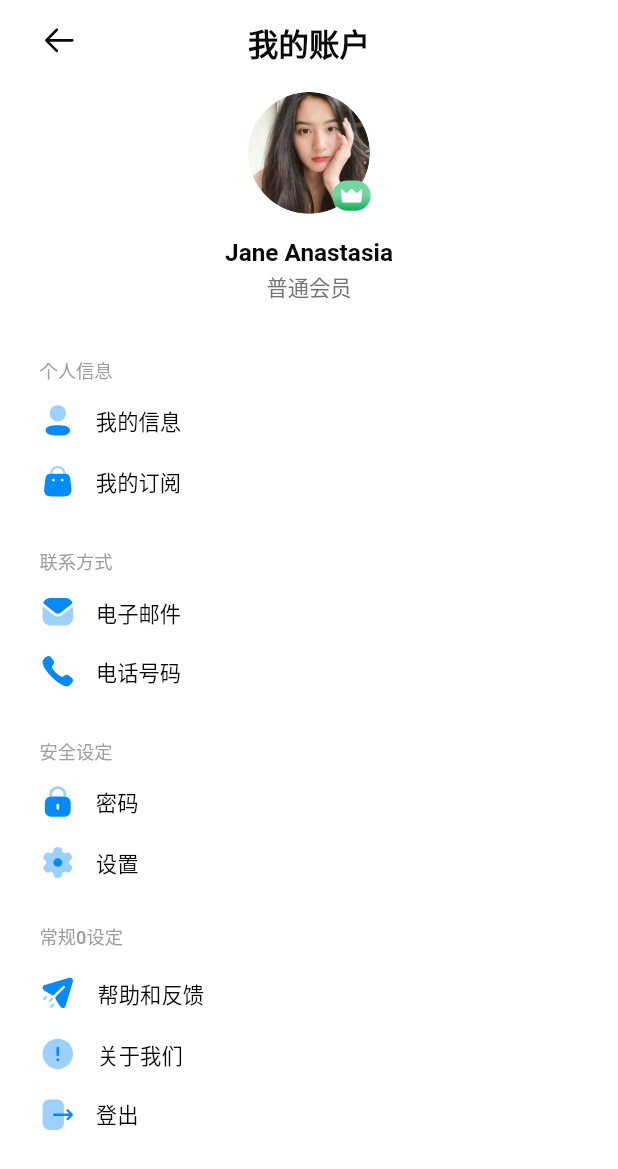
After one commit to a87835546/video, a Flutter app: the screen it shows after launch, item 4 of the bottom bar chosen, after a tap on "logout page", on a phone screen of 412 x 824 dp. The commit adds this screen. Shown: the top 1169 px of the screen. Run offline on Flutter 3.47's test engine with Material 2 defaults, Android fonts, the phone set to English and light mode, and no system bars; our stand-ins replace banner_carousel, cached_network_image, dio, flutter_easyloading, flutter_svg, fluttertoast and 5 more; missing offline and left inert: auto_orientation, brightness_volume; network calls fail; Roboto replaces fonts that are missing (Zen Kaku Gothic New).

Commit message:
add login and logout pages

```diff
--- /dev/null
+++ b/lib/mine/login_page.dart
@@ -0,0 +1,133 @@
+import 'dart:developer';
+
+import 'package:flutter/material.dart';
+import 'package:video/core/app_export.dart';
+import 'package:video/widgets/app_bar/appbar_image_1.dart';
+import 'package:video/widgets/app_bar/appbar_subtitle_1.dart';
+import 'package:video/widgets/app_bar/custom_app_bar.dart';
+import 'package:video/widgets/custom_elevated_button.dart';
+import 'package:video/widgets/custom_outlined_button.dart';
+import 'package:video/widgets/custom_text_form_field.dart';
+
+// ignore_for_file: must_be_immutable
+class LoginPage extends StatelessWidget {
+  LoginPage({Key? key}) : super(key: key);
+
+  TextEditingController mailController = TextEditingController();
+
+  TextEditingController lockController = TextEditingController();
+
+  @override
+  Widget build(BuildContext context) {
+    mediaQueryData = MediaQuery.of(context);
+    return SafeArea(
+      child: Scaffold(
+        backgroundColor: theme.colorScheme.primary,
+        resizeToAvoidBottomInset: false,
+        appBar: CustomAppBar(
+            leadingWidth: getHorizontalSize(48),
+            leading: AppbarImage1(
+                svgPath: ImageConstant.imgArrowleftOnprimarycontainer,
+                margin: getMargin(left: 24, top: 14, bottom: 17),
+                onTap: () {
+                  Navigator.pop(context);
+                }),
+            centerTitle: true,
+            title: AppbarSubtitle1(text: "登录")),
+        body: Container(
+          width: double.maxFinite,
+          padding: getPadding(left: 24, top: 23, right: 24, bottom: 23),
+          child: Column(
+            mainAxisAlignment: MainAxisAlignment.start,
+            children: [
+              Align(
+                  alignment: Alignment.centerLeft,
+                  child: Text("欢迎来到头条影视", style: theme.textTheme.titleLarge)),
+              CustomTextFormField(
+                  controller: mailController,
+                  margin: getMargin(top: 22),
+                  hintText: "jane.anastas|",
+                  hintStyle: CustomTextStyles.bodyMediumOnPrimaryContainer_1,
+                  prefix: Container(
+                      margin:
+                          getMargin(left: 16, top: 14, right: 11, bottom: 14),
+                      child: CustomImageView(
+                          svgPath: ImageConstant.imgMailLightBlueA700)),
+                  prefixConstraints:
+                      BoxConstraints(maxHeight: getVerticalSize(48))),
+              CustomTextFormField(
+                  controller: lockController,
+                  margin: getMargin(top: 16),
+                  hintText: "请输入密码",
+                  hintStyle: theme.textTheme.bodyMedium!,
+                  textInputAction: TextInputAction.done,
+                  prefix: Container(
+                      margin:
+                          getMargin(left: 16, top: 14, right: 12, bottom: 14),
+                      child: CustomImageView(svgPath: ImageConstant.imgLock)),
+                  prefixConstraints:
+                      BoxConstraints(maxHeight: getVerticalSize(48))),
+              Align(
+                  alignment: Alignment.centerRight,
+                  child: Padding(
+                      padding: getPadding(top: 16, right: 28),
+                      child: Text("忘记面膜?",
+                          style: CustomTextStyles
+                              .bodyMediumOnPrimaryContainer_1))),
+              CustomElevatedButton(
+                text: "登录",
+                margin: getMargin(top: 14),
+                onTap: () {
+                  log("login page click login");
+                },
+              ),
+              Padding(
+                  padding: getPadding(top: 18),
+                  child:
+                      Text("or", style: CustomTextStyles.bodyMediumGray70001)),
+              CustomElevatedButton(
+                text: "Apple帐号登录",
+                margin: getMargin(top: 12),
+                leftIcon: Container(
+                    margin: getMargin(right: 8),
+                    child:
+                        CustomImageView(svgPath: ImageConstant.imgEyePrimary)),
+                buttonStyle: CustomButtonStyles.fillGrayTL4,
+                buttonTextStyle: CustomTextStyles.bodyLargePrimary,
+                onTap: () {
+                  log("login page click login via apple");
+                },
+              ),
+              CustomOutlinedButton(
+                text: "Login with Google",
+                margin: getMargin(top: 16),
+                leftIcon: Container(
+                  margin: getMargin(right: 9),
+                  child: CustomImageView(svgPath: ImageConstant.imgTwitter),
+                ),
+                onTap: () {
+                  log("login page click login via Google");
+                },
+              ),
+              Spacer(),
+              Padding(
+                  padding: getPadding(bottom: 65),
+                  child: RichText(
+                      text: TextSpan(children: [
+                        TextSpan(
+                            text: "Dont have an account?",
+                            style:
+                                CustomTextStyles.bodyMediumOnPrimaryContainer),
+                        TextSpan(text: " "),
+                        TextSpan(
+                            text: "Sign Up",
+                            style: CustomTextStyles.bodyMediumLightblueA700)
+                      ]),
+                      textAlign: TextAlign.left))
+            ],
+          ),
+        ),
+      ),
+    );
+  }
+}
--- /dev/null
+++ b/lib/mine/logout_page.dart
@@ -0,0 +1,398 @@
+import 'package:flutter/material.dart';
+import 'package:video/core/app_export.dart';
+import 'package:video/widgets/app_bar/appbar_subtitle_1.dart';
+import 'package:video/widgets/app_bar/custom_app_bar.dart';
+import 'package:video/widgets/custom_icon_button.dart';
+import 'package:video/widgets/custom_text_form_field.dart';
+
+import '../widgets/app_bar/appbar_image_1.dart';
+
+// ignore_for_file: must_be_immutable
+class LogoutPage extends StatelessWidget {
+  LogoutPage({Key? key})
+      : super(
+          key: key,
+        );
+
+  TextEditingController listoneController = TextEditingController();
+
+  @override
+  Widget build(BuildContext context) {
+    mediaQueryData = MediaQuery.of(context);
+
+    return SafeArea(
+      child: Scaffold(
+        backgroundColor: theme.colorScheme.primary,
+        resizeToAvoidBottomInset: false,
+        appBar: CustomAppBar(
+          centerTitle: true,
+          title: AppbarSubtitle1(
+            text: "我的账户",
+          ),
+          leadingWidth: getHorizontalSize(48),
+          leading: AppbarImage1(
+              svgPath: ImageConstant.imgArrowleftOnprimarycontainer,
+              margin: getMargin(left: 24, top: 14, bottom: 17),
+              onTap: () {
+                Navigator.pop(context);
+              }),
+        ),
+        body: SizedBox(
+          width: mediaQueryData.size.width,
+          child: SingleChildScrollView(
+            padding: getPadding(
+              top: 4,
+            ),
+            child: Padding(
+              padding: getPadding(
+                left: 24,
+                right: 24,
+                bottom: 5,
+              ),
+              child: Column(
+                crossAxisAlignment: CrossAxisAlignment.start,
+                mainAxisAlignment: MainAxisAlignment.start,
+                children: [
+                  Align(
+                    alignment: Alignment.center,
+                    child: SizedBox(
+                      height: getSize(81),
+                      width: getSize(81),
+                      child: Stack(
+                        alignment: Alignment.bottomRight,
+                        children: [
+                          CustomImageView(
+                            imagePath: ImageConstant.imgOval,
+                            height: getSize(80),
+                            width: getSize(80),
+                            radius: BorderRadius.circular(
+                              getHorizontalSize(40),
+                            ),
+                            alignment: Alignment.center,
+                          ),
+                          CustomIconButton(
+                            height: getSize(25),
+                            width: getSize(25),
+                            padding: getPadding(
+                              all: 5,
+                            ),
+                            decoration: IconButtonStyleHelper
+                                .gradientGreenAToOnSecondaryContainer,
+                            alignment: Alignment.bottomRight,
+                            child: CustomImageView(
+                              svgPath: ImageConstant.imgFolder,
+                            ),
+                          ),
+                        ],
+                      ),
+                    ),
+                  ),
+                  Align(
+                    alignment: Alignment.center,
+                    child: Padding(
+                      padding: getPadding(
+                        top: 16,
+                      ),
+                      child: Text(
+                        "Jane Anastasia",
+                        style: CustomTextStyles.titleMediumOnPrimaryContainer,
+                      ),
+                    ),
+                  ),
+                  Align(
+                    alignment: Alignment.center,
+                    child: Padding(
+                      padding: getPadding(
+                        top: 3,
+                      ),
+                      child: Text(
+                        "普通会员",
+                        style: CustomTextStyles.titleSmallGray600,
+                      ),
+                    ),
+                  ),
+                  Padding(
+                    padding: getPadding(
+                      top: 35,
+                    ),
+                    child: Text(
+                      "个人信息",
+                      style: theme.textTheme.labelLarge,
+                    ),
+                  ),
+                  Padding(
+                    padding: getPadding(
+                      top: 12,
+                    ),
+                    child: Row(
+                      children: [
+                        CustomImageView(
+                          svgPath: ImageConstant.imgUserLightBlueA70001,
+                          height: getSize(24),
+                          width: getSize(24),
+                        ),
+                        Padding(
+                          padding: getPadding(
+                            left: 12,
+                            top: 2,
+                          ),
+                          child: Text(
+                            "我的信息",
+                            style:
+                                CustomTextStyles.bodyMediumOnPrimaryContainer_1,
+                          ),
+                        ),
+                      ],
+                    ),
+                  ),
+                  Padding(
+                    padding: getPadding(
+                      top: 16,
+                    ),
+                    child: Row(
+                      children: [
+                        CustomImageView(
+                          svgPath: ImageConstant.imgBag,
+                          height: getSize(24),
+                          width: getSize(24),
+                        ),
+                        Padding(
+                          padding: getPadding(
+                            left: 12,
+                            top: 2,
+                          ),
+                          child: Text(
+                            "我的订阅",
+                            style:
+                                CustomTextStyles.bodyMediumOnPrimaryContainer_1,
+                          ),
+                        ),
+                      ],
+                    ),
+                  ),
+                  Padding(
+                    padding: getPadding(
+                      top: 32,
+                    ),
+                    child: Text(
+                      "联系方式",
+                      style: theme.textTheme.labelLarge,
+                    ),
+                  ),
+                  Padding(
+                    padding: getPadding(
+                      top: 12,
+                    ),
+                    child: Row(
+                      mainAxisAlignment: MainAxisAlignment.spaceBetween,
+                      crossAxisAlignment: CrossAxisAlignment.start,
+                      children: [
+                        Row(
+                          mainAxisAlignment: MainAxisAlignment.center,
+                          children: [
+                            CustomImageView(
+                              svgPath: ImageConstant.imgMailLightBlueA70001,
+                              height: getSize(24),
+                              width: getSize(24),
+                            ),
+                            Padding(
+                              padding: getPadding(
+                                left: 12,
+                                top: 2,
+                              ),
+                              child: Text(
+                                "电子邮件",
+                                style: CustomTextStyles
+                                    .bodyMediumOnPrimaryContainer_1,
+                              ),
+                            ),
+                          ],
+                        ),
+                        Padding(
+                          padding: getPadding(
+                            top: 6,
+                          ),
+                          child: Text(
+                            "ana*******@mail.com",
+                            style: CustomTextStyles.bodySmallPrimary12,
+                          ),
+                        ),
+                      ],
+                    ),
+                  ),
+                  Padding(
+                    padding: getPadding(
+                      top: 15,
+                    ),
+                    child: Row(
+                      children: [
+                        CustomImageView(
+                          svgPath: ImageConstant.imgCall,
+                          height: getSize(24),
+                          width: getSize(24),
+                        ),
+                        Padding(
+                          padding: getPadding(
+                            left: 12,
+                            top: 2,
+                          ),
+                          child: Text(
+                            "电话号码",
+                            style:
+                                CustomTextStyles.bodyMediumOnPrimaryContainer_1,
+                          ),
+                        ),
+                      ],
+                    ),
+                  ),
+                  Padding(
+                    padding: getPadding(
+                      top: 32,
+                    ),
+                    child: Text(
+                      "安全设定",
+                      style: theme.textTheme.labelLarge,
+                    ),
+                  ),
+                  Padding(
+                    padding: getPadding(
+                      top: 12,
+                    ),
+                    child: Row(
+                      children: [
+                        CustomImageView(
+                          svgPath: ImageConstant.imgLockLightBlueA70001,
+                          height: getSize(24),
+                          width: getSize(24),
+                        ),
+                        Padding(
+                          padding: getPadding(
+                            left: 12,
+                            top: 2,
+                          ),
+                          child: Text(
+                            "密码",
+                            style:
+                                CustomTextStyles.bodyMediumOnPrimaryContainer_1,
+                          ),
+                        ),
+                      ],
+                    ),
+                  ),
+                  Padding(
+                    padding: getPadding(
+                      top: 16,
+                    ),
+                    child: Row(
+                      children: [
+                        CustomImageView(
+                          svgPath: ImageConstant.imgSettings,
+                          height: getSize(24),
+                          width: getSize(24),
+                        ),
+                        Padding(
+                          padding: getPadding(
+                            left: 12,
+                            top: 2,
+                          ),
+                          child: Text(
+                            "设置",
+                            style:
+                                CustomTextStyles.bodyMediumOnPrimaryContainer_1,
+                          ),
+                        ),
+                      ],
+                    ),
+                  ),
+                  Padding(
+                    padding: getPadding(
+                      top: 28,
+                    ),
+                    child: Text(
+                      "常规0设定",
+                      style: theme.textTheme.labelLarge,
+                    ),
+                  ),
+                  Padding(
+                    padding: getPadding(
+                      top: 16,
+                    ),
+                    child: Row(
+                      children: [
+                        CustomImageView(
+                          svgPath: ImageConstant.imgSend,
+                          height: getSize(24),
+                          width: getSize(24),
+                        ),
+                        Padding(
+                          padding: getPadding(
+                            left: 13,
+                            top: 2,
+                          ),
+                          child: Text(
+                            "帮助和反馈",
+                            style:
+                                CustomTextStyles.bodyMediumOnPrimaryContainer_1,
+                          ),
+                        ),
+                      ],
+                    ),
+                  ),
+                  Padding(
+                    padding: getPadding(
+                      top: 16,
+                    ),
+                    child: Row(
+                      children: [
+                        CustomImageView(
+                          svgPath: ImageConstant.imgDashboard,
+                          height: getSize(24),
+                          width: getSize(24),
+                        ),
+                        Padding(
+                          padding: getPadding(
+                            left: 13,
+                            top: 2,
+                          ),
+                          child: Text(
+                            "关于我们",
+                            style:
+                                CustomTextStyles.bodyMediumOnPrimaryContainer_1,
+                          ),
+                        ),
+                      ],
+                    ),
+                  ),
+                  Padding(
+                    padding: getPadding(
+                      top: 16,
+                    ),
+                    child: Row(
+                      children: [
+                        CustomImageView(
+                          svgPath: ImageConstant.imgVideocamera,
+                          height: getSize(24),
+                          width: getSize(24),
+                        ),
+                        Padding(
+                          padding: getPadding(
+                            left: 12,
+                          ),
+                          child: Text(
+                            "登出",
+                            style:
+                                CustomTextStyles.bodyMediumOnPrimaryContainer_1,
+                          ),
+                        ),
+                      ],
+                    ),
+                  ),
+                ],
+              ),
+            ),
+          ),
+        ),
+      ),
+    );
+  }
+}
--- a/lib/mine/mine.dart
+++ b/lib/mine/mine.dart
@@ -1,6 +1,7 @@
 import 'package:flutter/cupertino.dart';
 import 'package:flutter/material.dart';
 import 'package:settings_ui/settings_ui.dart';
+import 'package:video/mine/logout_page.dart';
 import 'package:video/mine/register_page.dart';
 
 import '../generated/l10n.dart';
@@ -10,6 +11,7 @@ import '../setting/gallery/ios_developer_screen.dart';
 import '../setting/gallery/web_chrome_settings.dart';
 import '../utils/navigation.dart';
 import 'changge_language.dart';
+import 'login_page.dart';
 
 class MinePage extends StatefulWidget {
   const MinePage({super.key});
@@ -81,6 +83,28 @@ class _MinePageState extends State<MinePage> {
                     );
                   },
                 ),
+                SettingsTile.navigation(
+                  title: Text('logout page'),
+                  leading: Icon(CupertinoIcons.wrench),
+                  onPressed: (context) {
+                    Navigation.navigateTo(
+                      context: context,
+                      screen: LogoutPage(),
+                      style: NavigationRouteStyle.material,
+                    );
+                  },
+                ),
+                SettingsTile.navigation(
+                  title: Text('Login page'),
+                  leading: Icon(CupertinoIcons.wrench),
+                  onPressed: (context) {
+                    Navigation.navigateTo(
+                      context: context,
+                      screen: LoginPage(),
+                      style: NavigationRouteStyle.material,
+                    );
+                  },
+                ),
               ],
             ),
             SettingsSection(
```
